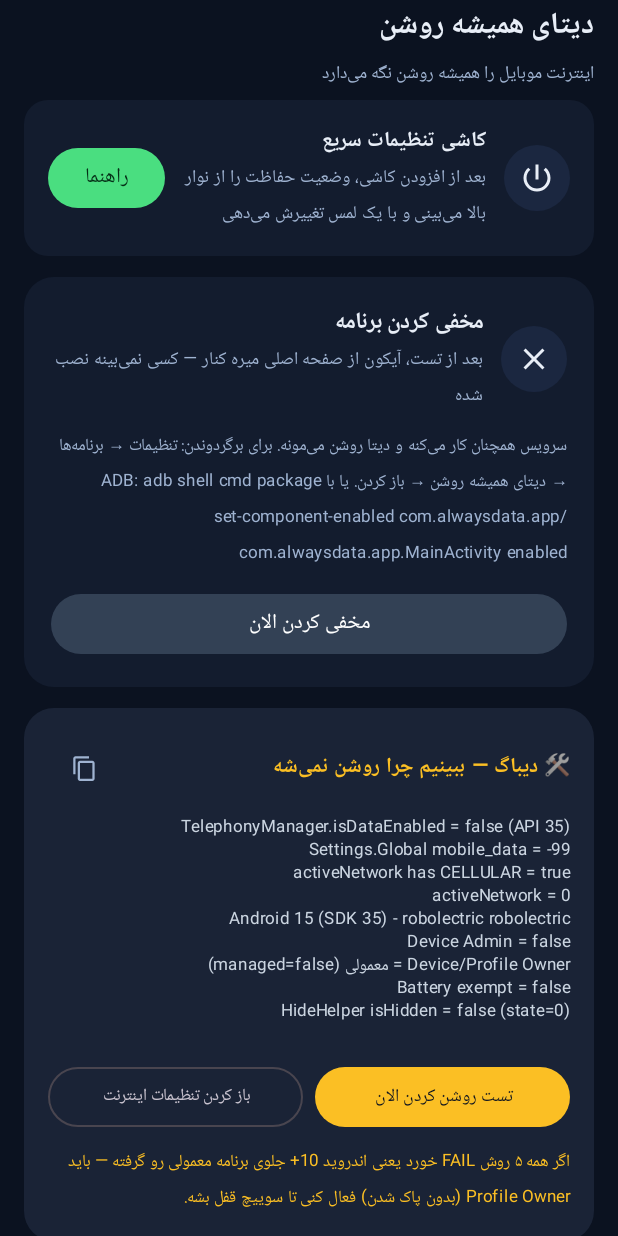
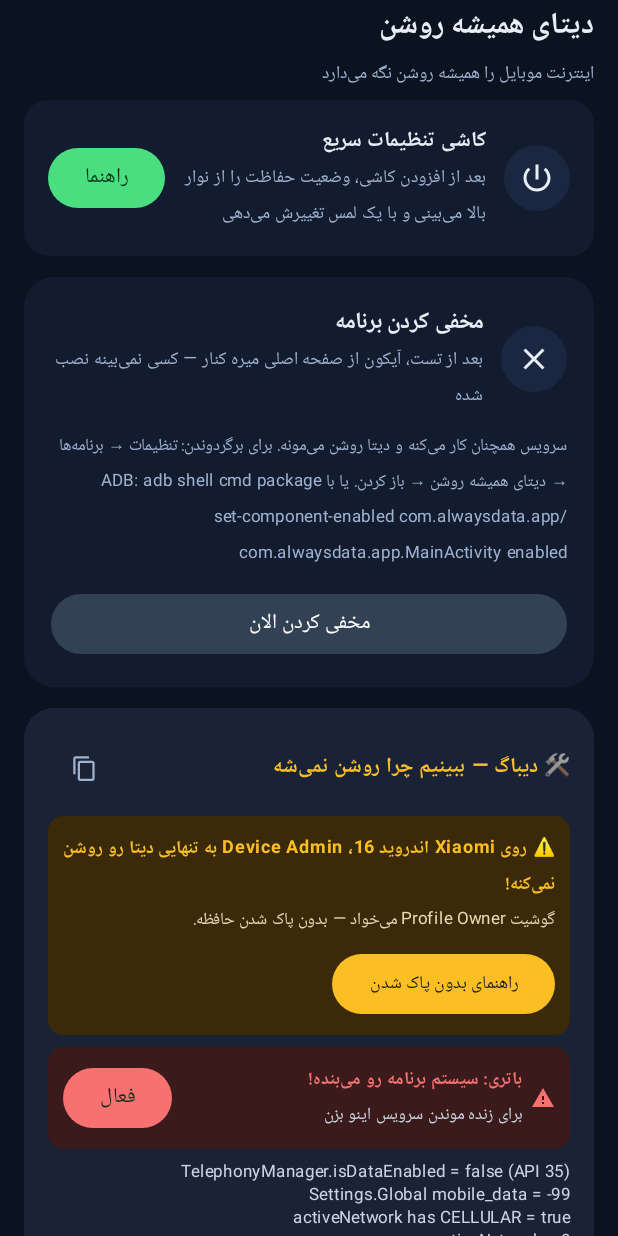
Before and after one commit to Mamaliayda/Data, an Android app built with Jetpack Compose: the screen it shows after launch (MainActivity), scrolled down 1064 dp, on a phone screen of 412 x 824 dp. Run offline under Robolectric (Android 15) with nearby library versions, the phone set to English and light mode, and no system bars.

Commit message:
Fix false-success on Xiaomi Android 16 + improve debug UX
- AlwaysDataService: verify isDataEnabled 1.2s after attempt, log real result
  instead of claimed success (Xiaomi HyperOS returns no exception but doesn't enable)
- MainActivity debug card: smart warnings for Battery exempt, Profile Owner
  suggestion, fake-success detection, delayed verification on test button
- MobileDataController already logs all 5 methods

Co-authored-by: arena-agent <297053741+arena-agent@users.noreply.github.com>

```diff
--- a/app/src/main/java/com/alwaysdata/app/MainActivity.kt
+++ b/app/src/main/java/com/alwaysdata/app/MainActivity.kt
@@ -528,6 +528,39 @@ private fun AlwaysDataScreen() {
                         }) { Icon(Icons.Filled.ContentCopy, null, tint = Color(0xFF9FB3D1), modifier = Modifier.size(18.dp)) }
                     }
                     Spacer(Modifier.height(8.dp))
+                    // هشدارهای هوشمند بر اساس گوشی خودت
+                    val dbgLower = MobileDataController.debugStatus(context)
+                    if (dbgLower.contains("Device/Profile Owner = معمولی")) {
+                        Card(colors = CardDefaults.cardColors(containerColor = Color(0xFF3A2A0A)), shape = RoundedCornerShape(10.dp)) {
+                            Column(Modifier.padding(10.dp)) {
+                                Text("⚠️ روی Xiaomi اندروید 16، Device Admin به تنهایی دیتا رو روشن نمی‌کنه!", fontSize = 12.sp, color = Color(0xFFFBBF24), fontWeight = FontWeight.Bold)
+                                Text("گوشیت Profile Owner می‌خواد — بدون پاک شدن حافظه.", fontSize = 11.sp, color = Color(0xFFE7D8B0))
+                                Spacer(Modifier.height(6.dp))
+                                Button(onClick = { showOwnerDialog = true }, colors = ButtonDefaults.buttonColors(containerColor = Color(0xFFFBBF24), contentColor = Color(0xFF0B1220))) { Text("راهنمای بدون پاک شدن", fontSize = 12.sp) }
+                            }
+                        }
+                        Spacer(Modifier.height(8.dp))
+                    }
+                    if (!batteryExempt) {
+                        Card(colors = CardDefaults.cardColors(containerColor = Color(0xFF3A1A1A)), shape = RoundedCornerShape(10.dp)) {
+                            Row(Modifier.padding(10.dp), verticalAlignment = Alignment.CenterVertically) {
+                                Icon(Icons.Filled.Warning, null, tint = Color(0xFFF87171), modifier = Modifier.size(16.dp))
+                                Spacer(Modifier.width(6.dp))
+                                Column(Modifier.weight(1f)) {
+                                    Text("باتری: سیستم برنامه رو می‌بنده!", fontSize = 12.sp, color = Color(0xFFF87171), fontWeight = FontWeight.Bold)
+                                    Text("برای زنده موندن سرویس اینو بزن", fontSize = 11.sp, color = Color(0xFFCBD5E1))
+                                }
+                                Button(onClick = { requestBatteryExemption(context) }, colors = ButtonDefaults.buttonColors(containerColor = Color(0xFFF87171))) { Text("فعال") }
+                            }
+                        }
+                        Spacer(Modifier.height(8.dp))
+                    }
+                    if (dbgLower.contains("TelephonyManager.setDataEnabled: ✓ موفق") && dbgLower.contains("isDataEnabled = false")) {
+                        Card(colors = CardDefaults.cardColors(containerColor = Color(0xFF1B2E1F)), shape = RoundedCornerShape(10.dp)) {
+                            Text("نکته: گوشی می‌گه \"موفق\" ولی واقعا روشن نکرد — این باگ HyperOS شیائومی روی اندروید 16 هست. بدون Profile Owner درست نمی‌شه.", fontSize = 11.sp, color = Color(0xFF4ADE80), modifier = Modifier.padding(10.dp))
+                        }
+                        Spacer(Modifier.height(8.dp))
+                    }
                     Text(MobileDataController.debugStatus(context), fontSize = 11.sp, color = Color(0xFFCBD5E1), lineHeight = 15.sp)
                     Spacer(Modifier.height(10.dp))
                     Row(horizontalArrangement = Arrangement.spacedBy(8.dp), modifier = Modifier.fillMaxWidth()) {
@@ -535,10 +568,12 @@ private fun AlwaysDataScreen() {
                             onClick = {
                                 val before = MobileDataController.isMobileDataEnabled(context)
                                 val ok = MobileDataController.setMobileDataEnabled(context, true)
-                                val after = MobileDataController.isMobileDataEnabled(context)
-                                val msg = "قبل=$before بعد=$after نتیجه=${if (ok) "OK" else "FAIL"} — جزئیات توی کادر بالا"
-                                android.widget.Toast.makeText(context, msg, android.widget.Toast.LENGTH_LONG).show()
-                                logs = Prefs.getLog(context)
+                                android.os.Handler(android.os.Looper.getMainLooper()).postDelayed({
+                                    val after = MobileDataController.isMobileDataEnabled(context)
+                                    val msg = if (after) "✓ واقعا روشن شد!" else "✗ هنوز خاموشه — باید Profile Owner کنی"
+                                    android.widget.Toast.makeText(context, "قبل=$before ادعا=${if (ok) "OK" else "FAIL"} بعد=$after → $msg", android.widget.Toast.LENGTH_LONG).show()
+                                    logs = Prefs.getLog(context)
+                                }, 1300)
                             },
                             modifier = Modifier.weight(1f),
                             colors = ButtonDefaults.buttonColors(containerColor = Color(0xFFFBBF24), contentColor = Color(0xFF0B1220))
@@ -547,7 +582,7 @@ private fun AlwaysDataScreen() {
                             Text("باز کردن تنظیمات اینترنت", fontSize = 11.sp)
                         }
                     }
-                    Text("اگر همه ۵ روش FAIL خورد یعنی اندروید 10+ جلوی برنامه معمولی رو گرفته — باید Profile Owner (بدون پاک شدن) فعال کنی تا سوییچ قفل بشه.", fontSize = 11.sp, color = Color(0xFFFBBF24), modifier = Modifier.padding(top=8.dp))
+                    Text("حالت فعلی: Device Admin به تنهایی روی Xiaomi اندروید 16 کافی نیست — باید Profile Owner (بدون پاک شدن) فعال کنی.", fontSize = 11.sp, color = Color(0xFF9FB3D1), modifier = Modifier.padding(top=8.dp))
                 }
             }
 
```
Also changed, not shown: app/src/main/java/com/alwaysdata/app/AlwaysDataService.kt (+13 -14 lines).
